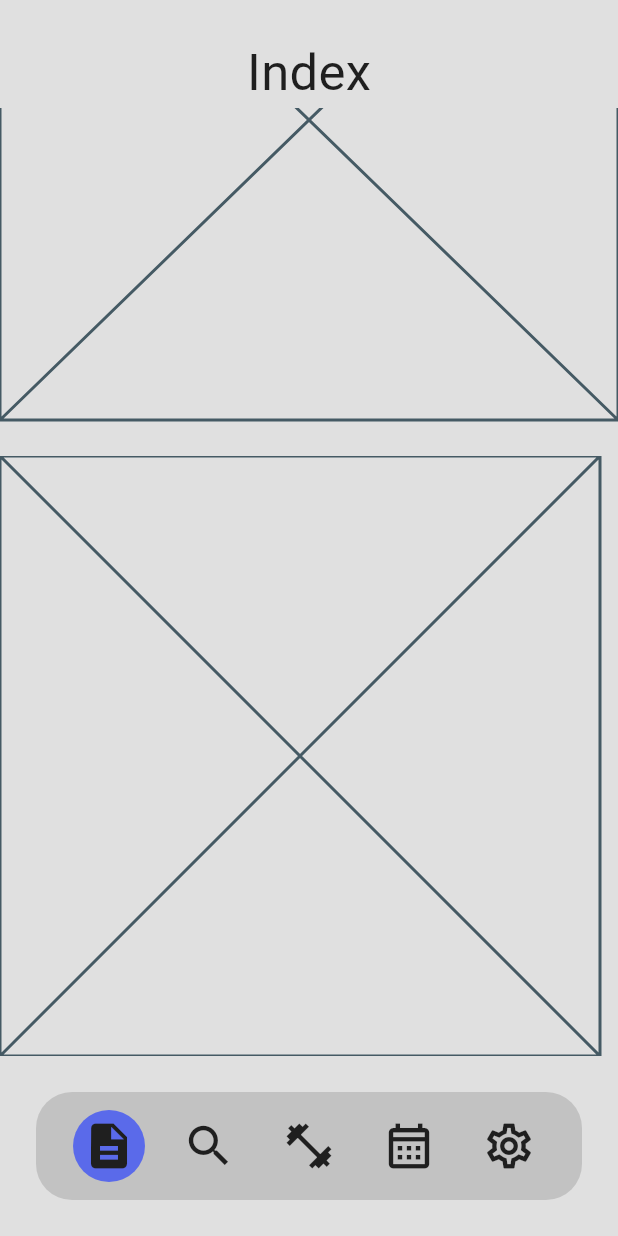
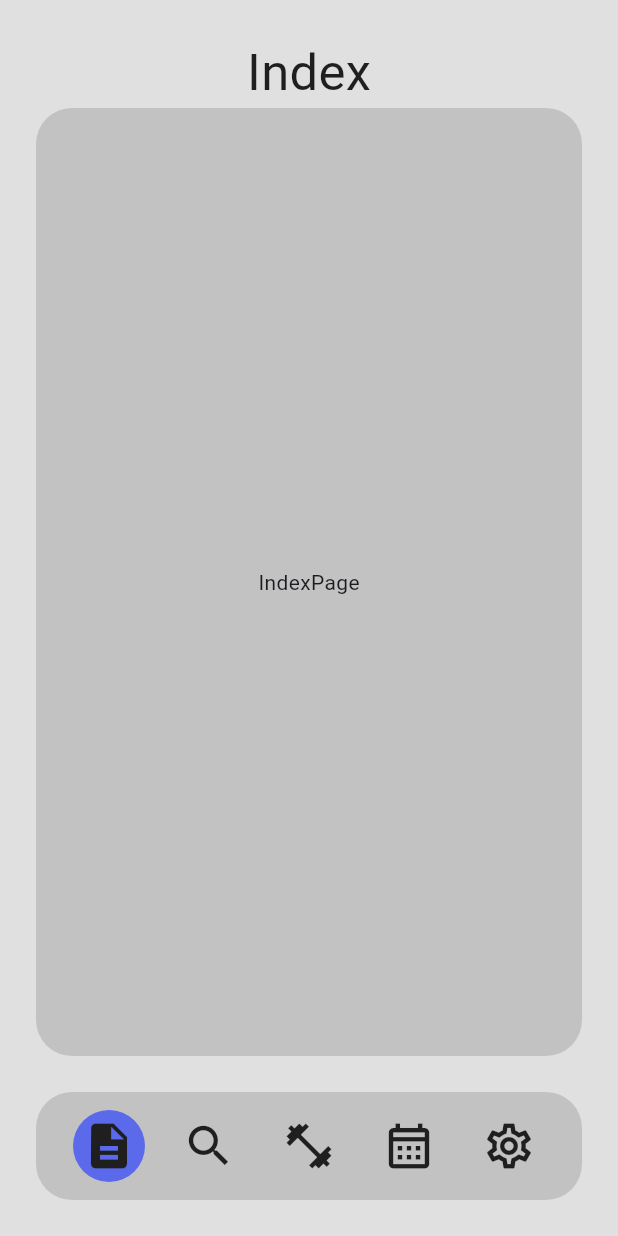
Before and after one commit to BanBanh/fit-flow, a Flutter app: the screen it shows after launch, on a phone screen of 412 x 824 dp. Run offline on Flutter 3.47's test engine with Material 3 defaults, Android fonts, the phone set to English and light mode, and no system bars; our stand-ins replace firebase_auth, firebase_core, firebase_database, hive, hive_flutter; accounts and stored records are empty.

```diff
--- a/lib/data/notifier.dart
+++ b/lib/data/notifier.dart
@@ -2,4 +2,11 @@ import 'package:flutter/material.dart';
 
 ValueNotifier<double> navIndicatorPosNotifier = ValueNotifier(0);
 ValueNotifier<String> topBarTitleNotifier = ValueNotifier('Index');
-int navSelected = 0;
+ValueNotifier<int> navSelectedNotifier = ValueNotifier(0);
+
+ValueNotifier<ScrollController> verticalControllerNotifier = ValueNotifier(
+  ScrollController(),
+);
+ValueNotifier<ScrollController> horizontalControllerNotifier = ValueNotifier(
+  ScrollController(),
+);
--- a/lib/screens/page/index_page.dart
+++ b/lib/screens/page/index_page.dart
@@ -1,3 +1,4 @@
+import 'package:fit_flow/data/my_decor.dart';
 import 'package:flutter/material.dart';
 
 class IndexPage extends StatelessWidget {
@@ -5,6 +6,22 @@ class IndexPage extends StatelessWidget {
 
   @override
   Widget build(BuildContext context) {
-    return const Placeholder();
+    final bool isDarkMode = context.themeMode;
+
+    final double screenWidth = MediaQuery.of(context).size.width;
+    final double screenHeight = MediaQuery.of(context).size.height;
+
+    final double pageWidth = screenWidth - 24 - 24;
+    final double pageHeight = screenHeight - 24 - 48 - 24 - 72 - 24;
+
+    return Container(
+      width: pageWidth,
+      height: pageHeight,
+      decoration: BoxDecoration(
+        color: MyDecor(isDarkMode).bg,
+        borderRadius: BorderRadius.circular(24),
+      ),
+      child: Center(child: Text('IndexPage')),
+    );
   }
 }
--- a/lib/screens/page_turner.dart
+++ b/lib/screens/page_turner.dart
@@ -1,3 +1,4 @@
+import 'package:fit_flow/data/notifier.dart';
 import 'package:fit_flow/screens/page/detail_page.dart';
 import 'package:fit_flow/screens/page/history_page.dart';
 import 'package:fit_flow/screens/page/index_page.dart';
@@ -16,25 +17,30 @@ class PageTurner extends StatelessWidget {
 
     final double pageWidth = screenWidth - 24 - 24;
     final double pageHeight = screenHeight - 24 - 48 - 24 - 72 - 24;
-
-    final ScrollController verticalController = ScrollController(
-      initialScrollOffset: pageHeight + 24,
-    );
-    final ScrollController horizontalController = ScrollController();
     return SizedBox(
       width: screenWidth,
       height: pageHeight,
-      child: SingleChildScrollView(
+      child: ValueListenableBuilder(
+        valueListenable: verticalControllerNotifier,
+        builder: (context, verticalController, child) {
+          return SingleChildScrollView(
             controller: verticalController,
+            physics: NeverScrollableScrollPhysics(),
+            reverse: true,
             child: Column(
               children: [
                 DetailPage(),
                 SizedBox(height: 24),
-            SingleChildScrollView(
+                ValueListenableBuilder(
+                  valueListenable: horizontalControllerNotifier,
+                  builder: (context, horizontalController, child) {
+                    return SingleChildScrollView(
                       scrollDirection: Axis.horizontal,
                       controller: horizontalController,
+                      physics: NeverScrollableScrollPhysics(),
                       child: Row(
                         children: [
+                          SizedBox(width: 24),
                           IndexPage(),
                           SizedBox(width: 24),
                           SearchPage(),
@@ -44,11 +50,16 @@ class PageTurner extends StatelessWidget {
                           HistoryPage(),
                           SizedBox(width: 24),
                           SettingPage(),
+                          SizedBox(width: 24),
                         ],
                       ),
+                    );
+                  },
                 ),
               ],
             ),
+          );
+        },
       ),
     );
   }
--- a/lib/widgets/bottom_nav.dart
+++ b/lib/widgets/bottom_nav.dart
@@ -60,8 +60,8 @@ class _BottomNavState extends State<BottomNav> {
               AnimatedPositioned(
                 top: 12,
                 left: navIndicatorPos,
-                duration: Duration(milliseconds: 100),
-                curve: Curves.easeIn,
+                duration: Duration(milliseconds: 250),
+                curve: Curves.easeInOut,
                 child: Container(
                   width: 48,
                   height: 48,
@@ -90,7 +90,10 @@ class _BottomNavState extends State<BottomNav> {
                                       (bTNSpace + 18 - 24) +
                                       (bTNSpace + 36) * item.$1;
                                 });
-                                navSelected = item.$1;
+                                handleHorizontalPageController(
+                                  item.$1,
+                                  screenWidth,
+                                );
                                 handleTopBarTitle(titleList[item.$1]);
                               },
                               child: SizedBox.square(
```
Also changed, not shown: lib/logic/logic.dart (+9 -0 lines), lib/screens/main_screen.dart (+0 -8 lines), lib/screens/page/detail_page.dart (+18 -1 lines), lib/screens/page/history_page.dart (+18 -1 lines), lib/screens/page/search_page.dart (+18 -1 lines), lib/screens/page/setting_page.dart (+18 -1 lines), lib/screens/page/work_out_page.dart (+18 -1 lines). Lines whose indentation alone changed are shown as unchanged.
